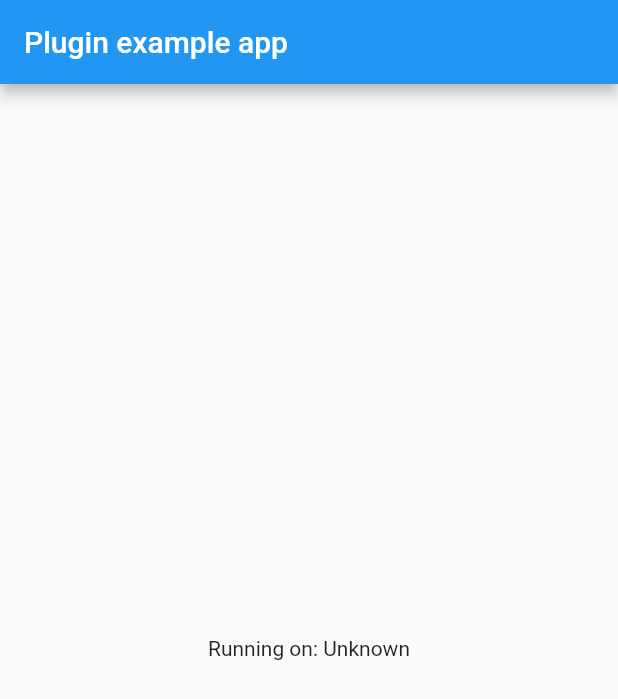
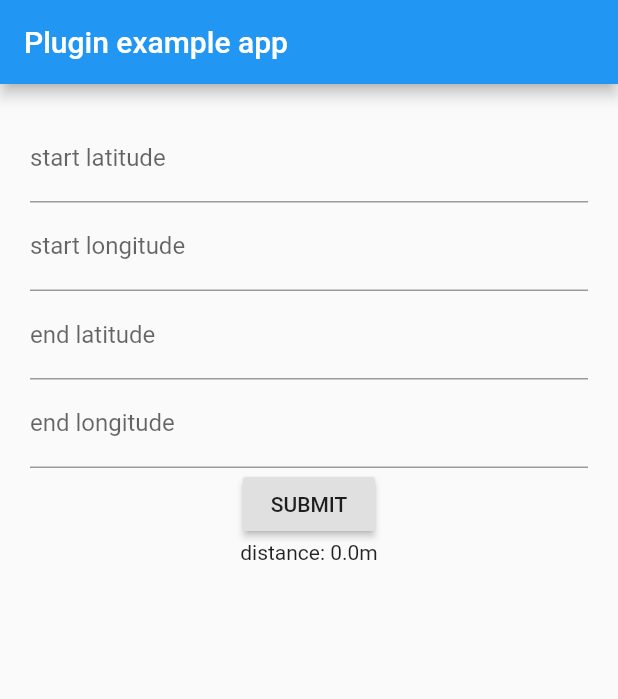
Before and after one commit to noboru-i/flutter_gps_distance, a Flutter app: the screen it shows after launch, on a phone screen of 412 x 824 dp. Shown: the top 699 px of the screen. Run offline on Flutter 3.47's test engine with Material 2 defaults, Android fonts, the phone set to English and light mode, and no system bars.

Commit message:
create sample ui

```diff
--- a/example/lib/main.dart
+++ b/example/lib/main.dart
@@ -1,6 +1,6 @@
-import 'package:flutter/material.dart';
 import 'dart:async';
 
+import 'package:flutter/material.dart';
 import 'package:flutter/services.dart';
 import 'package:flutter_gps_distance/flutter_gps_distance.dart';
 
@@ -13,6 +13,14 @@ class MyApp extends StatefulWidget {
 
 class _MyAppState extends State<MyApp> {
   String _platformVersion = 'Unknown';
+  final GlobalKey<FormState> _formKey = GlobalKey<FormState>();
+
+  String startLatitude;
+  String startLongitude;
+  String endLatitude;
+  String endLongitude;
+
+  double distance = 0;
 
   @override
   void initState() {
@@ -47,10 +55,72 @@ class _MyAppState extends State<MyApp> {
         appBar: AppBar(
           title: const Text('Plugin example app'),
         ),
-        body: Center(
-          child: Text('Running on: $_platformVersion\n'),
+        body: Container(
+          margin: new EdgeInsets.all(20.0),
+          child: Form(
+            key: _formKey,
+            child: Column(
+              children: <Widget>[
+                TextFormField(
+                  decoration: InputDecoration(
+                    labelText: 'start latitude',
+                    border: UnderlineInputBorder(),
+                  ),
+                  onSaved: (String value) {
+                    startLatitude = value;
+                  },
+                ),
+                TextFormField(
+                  decoration: InputDecoration(
+                    labelText: 'start longitude',
+                    border: UnderlineInputBorder(),
+                  ),
+                  onSaved: (String value) {
+                    startLongitude = value;
+                  },
+                ),
+                TextFormField(
+                  decoration: InputDecoration(
+                    labelText: 'end latitude',
+                    border: UnderlineInputBorder(),
+                  ),
+                  onSaved: (String value) {
+                    endLatitude = value;
+                  },
+                ),
+                TextFormField(
+                  decoration: InputDecoration(
+                    labelText: 'end longitude',
+                    border: UnderlineInputBorder(),
+                  ),
+                  onSaved: (String value) {
+                    endLongitude = value;
+                  },
+                ),
+                RaisedButton(
+                  child: const Text('SUBMIT'),
+                  onPressed: _handleSubmitted,
+                ),
+                Text("distance: " + distance.toString() + "m")
+              ],
+            ),
+          ),
         ),
       ),
     );
   }
+
+  void _handleSubmitted() {
+    _formKey.currentState.save();
+
+    // TODO
+    print("startLatitude: " + startLatitude);
+    print("startLongitude: " + startLongitude);
+    print("endLatitude: " + endLatitude);
+    print("endLongitude: " + endLongitude);
+
+    setState(() {
+      distance += 1;
+    });
+  }
 }
```
Also changed, not shown: 4 other files.
